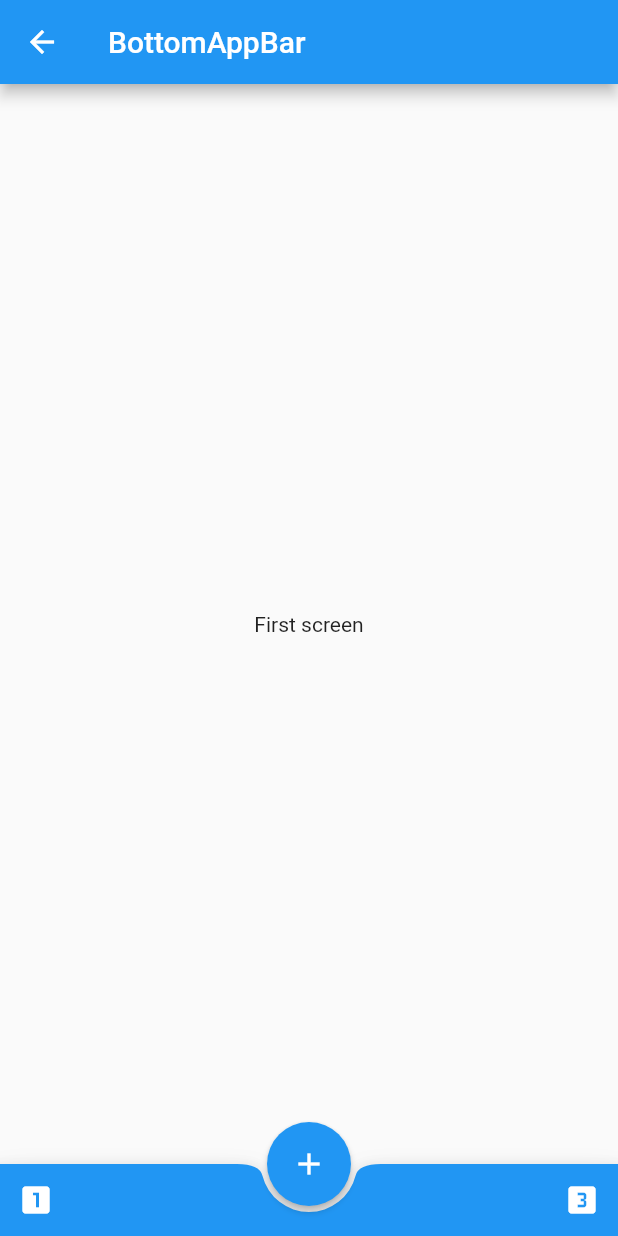
After one commit to Goolpe/flutter_simple, a Flutter app: the ExampleBottomAppBar screen opened directly, after a tap on the "looks one" icon, on a phone screen of 412 x 824 dp. The commit adds this screen. Run offline on Flutter 3.47's test engine with Material 2 defaults, Android fonts, the phone set to English and light mode, and no system bars.

Commit message:
add bottom app bar

```diff
--- /dev/null
+++ b/lib/examples/navigation/exampleBottomAppBar.dart
@@ -0,0 +1,67 @@
+import 'package:flutter/material.dart';
+
+class ExampleBottomAppBar extends StatefulWidget{
+
+  @override
+  _ExampleBottomAppBarState createState() => _ExampleBottomAppBarState();
+}
+
+class _ExampleBottomAppBarState extends State<ExampleBottomAppBar>{
+
+  int _selectedIndex = 0;
+
+  final _screens = [
+    Text('First screen'),
+    Text('Add screen'),
+    Text('Third screen'),
+  ];
+
+  @override
+  Widget build(BuildContext context){
+    return Scaffold(
+      appBar: AppBar(
+        title: Text('BottomAppBar'),
+      ),
+      body: Center(
+        child: _screens.elementAt(_selectedIndex),
+      ),
+      bottomNavigationBar: BottomAppBar(
+        child: Row(
+          mainAxisSize: MainAxisSize.max,
+          mainAxisAlignment: MainAxisAlignment.spaceBetween,
+          children: <Widget>[
+            IconButton(
+              icon: Icon(Icons.looks_one, color: Colors.white),
+              onPressed: (){
+                _onTabTapped(0);
+              }
+            ),
+            IconButton(
+              icon: Icon(Icons.looks_3, color: Colors.white),
+              onPressed: (){
+                _onTabTapped(2);
+              }
+            ),
+          ],
+        ),
+        shape: CircularNotchedRectangle(),
+        color: Colors.blue,
+      ),
+      floatingActionButtonLocation: FloatingActionButtonLocation.centerDocked,
+      floatingActionButton: FloatingActionButton(
+        onPressed: () {
+          _onTabTapped(1);
+        },
+        tooltip: 'Increment',
+        child: Icon(Icons.add),
+        elevation: 2.0,
+      ),
+    );
+  }
+
+  void _onTabTapped(int index) {
+    setState(() {
+      _selectedIndex = index;
+    });
+  }
+}
--- a/lib/examples/navigation/navigation.dart
+++ b/lib/examples/navigation/navigation.dart
@@ -1,5 +1,6 @@
 import 'package:flutter/material.dart';
 import 'package:flutter_simple/examples/navigation/exampleBottomTabBar.dart';
+import 'package:flutter_simple/examples/navigation/exampleBottomAppBar.dart';
 import 'package:flutter_simple/examples/navigation/exampleBottomNavigationBar.dart';
 import 'package:flutter_simple/examples/navigation/exampleTopTabBar.dart';
 
@@ -33,6 +34,13 @@ class Navigation extends StatelessWidget{
               onTap: (){
                 Navigator.push(context, MaterialPageRoute(builder: (context) => ExampleBottomNavigationBar()));
               },
+            ),
+            ListTile(
+              leading: Icon(Icons.border_bottom),
+              title: Text('BottomAppBar'),
+              onTap: (){
+                Navigator.push(context, MaterialPageRoute(builder: (context) => ExampleBottomAppBar()));
+              },
             )
           ],
         )
```
Also changed, not shown: lib/examples/navigation/exampleBottomNavigationBar.dart (indentation only), 1 other file.
